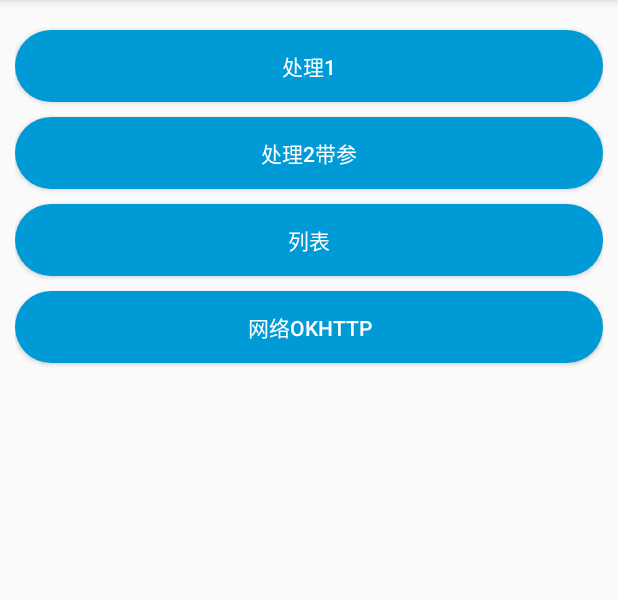
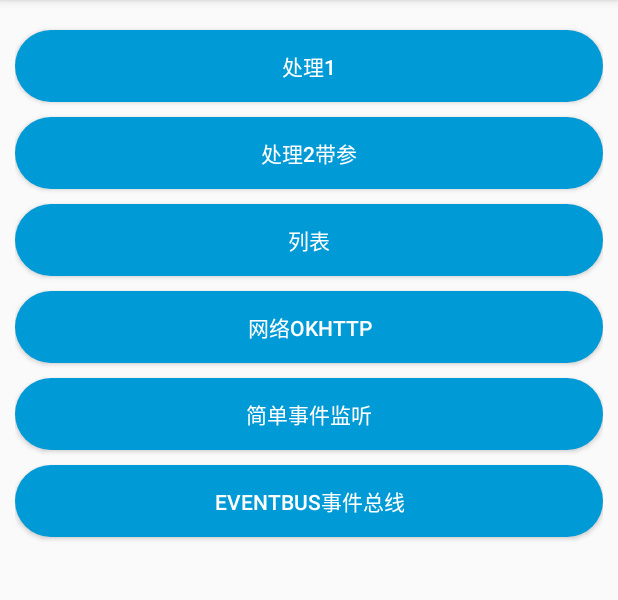
Before and after one commit to xiusan/MyApplication, an Android app: the screen it shows after launch (MainActivity), on a phone screen of 412 x 824 dp, the part 84-684 px from its top. Run offline under Robolectric (Android 15) with nearby library versions, the phone set to English and light mode, and no system bars.

Commit message:
添加事件支持

```diff
--- a/app/build.gradle
+++ b/app/build.gradle
@@ -28,7 +28,8 @@ android {
 dependencies {
     implementation fileTree(dir: 'libs', include: ['*.jar'])
     implementation 'com.android.support:appcompat-v7:28.+'
-    implementation 'com.android.support.constraint:constraint-layout:1.0.2'
+    implementation 'com.android.support:design:28.0.0'
+    implementation 'com.android.support.constraint:constraint-layout:1.1.3'
     androidTestImplementation 'com.android.support.test:runner:1.0.1'
     androidTestImplementation 'com.android.support.test.espresso:espresso-core:3.0.1'
     implementation 'junit:junit:4.12'
--- a/app/src/main/AndroidManifest.xml
+++ b/app/src/main/AndroidManifest.xml
@@ -71,6 +71,11 @@
         <activity
             android:name=".http.OkhttpActivity"
             android:label="@string/ok_http" />
+
+        <!-- 简单事件  -->
+        <activity
+            android:name=".event.EventSimpleActivity"
+            android:label="@string/event_simple" />
     </application>
 
 </manifest>
--- a/app/src/main/java/com/example/administrator/myapplication/MainActivity.java
+++ b/app/src/main/java/com/example/administrator/myapplication/MainActivity.java
@@ -6,6 +6,7 @@ import android.support.v7.app.AppCompatActivity;
 import android.view.View;
 import android.widget.Button;
 
+import com.example.administrator.myapplication.event.EventSimpleActivity;
 import com.example.administrator.myapplication.handler.HanderOneActivity;
 import com.example.administrator.myapplication.handler.HanderTwoActivity;
 import com.example.administrator.myapplication.list.ListViewActivity;
@@ -18,15 +19,10 @@ import com.example.administrator.myapplication.http.OkhttpActivity;
 public class MainActivity extends AppCompatActivity implements View.OnClickListener {
     //定义xml属性
     //activityHandlerOne(handler的基本处理)
-    private Button activityHandlerOne;
+    private Button activityHandlerOne,activityHandlerTwo,activityListView,activityOkhttp
+    ,activityEventSimple;
 
-    private Button activityHandlerTwo;
 
-    //进入列表button
-    private Button activityListView;
-
-    //进入列表okhttp
-    private Button activityOkhttp;
 
 
     @Override
@@ -53,6 +49,11 @@ public class MainActivity extends AppCompatActivity implements View.OnClickListe
         activityOkhttp = (Button) findViewById(R.id.btn_http_view);
         //这里必须添加应用事件
         activityOkhttp.setOnClickListener(this);
+
+        //简单事件
+        activityEventSimple = (Button) findViewById(R.id.btn_event_simple);
+        //这里必须添加应用事件
+        activityEventSimple.setOnClickListener(this);
     }
     @Override
     public void onClick(View v) {
@@ -73,6 +74,10 @@ public class MainActivity extends AppCompatActivity implements View.OnClickListe
             case R.id.btn_http_view:
             System.out.println("btn_http_view");
             startActivity(new Intent(this, OkhttpActivity.class));
+
+            case R.id.btn_event_simple:
+            System.out.println("btn_event_simple");
+            startActivity(new Intent(this, EventSimpleActivity.class));
             break;
 
         }
--- a/app/src/main/java/com/example/administrator/myapplication/io/Test.java
+++ b/app/src/main/java/com/example/administrator/myapplication/event/Test.java
@@ -1,4 +1,4 @@
-package com.example.administrator.myapplication.io;
+package com.example.administrator.myapplication.event;
 
 import okio.ByteString;
 
--- a/app/src/main/res/layout/activity_main.xml
+++ b/app/src/main/res/layout/activity_main.xml
@@ -41,4 +41,23 @@
         android:background="@drawable/button_bg"
         android:text="@string/ok_http"
         android:textColor="@android:color/white" />
+
+    <Button
+        android:id="@+id/btn_event_simple"
+        android:layout_width="match_parent"
+        android:layout_height="wrap_content"
+        android:layout_marginTop="10dp"
+        android:background="@drawable/button_bg"
+        android:text="@string/event_simple"
+        android:textColor="@android:color/white" />
+
+    <Button
+        android:id="@+id/btn_event_bus"
+        android:layout_width="match_parent"
+        android:layout_height="wrap_content"
+        android:layout_marginTop="10dp"
+        android:background="@drawable/button_bg"
+        android:text="@string/event_bus"
+        android:textColor="@android:color/white" />
+
 </LinearLayout>
--- /dev/null
+++ b/app/src/main/res/values/dimens.xml
@@ -0,0 +1,3 @@
+<resources>
+    <dimen name="fab_margin">16dp</dimen>
+</resources>
--- a/app/src/main/res/values/strings.xml
+++ b/app/src/main/res/values/strings.xml
@@ -25,5 +25,7 @@
     <string name="handler_twe">处理2带参</string>
     <string name="list_view">列表</string>
     <string name="ok_http">网络Okhttp</string>
+    <string name="event_simple">简单事件监听</string>
+    <string name="event_bus">eventbus事件总线</string>
 
 </resources>
```
Also changed, not shown: app/src/main/java/com/example/administrator/myapplication/event/EventSimpleActivity.java (added, +37 -0 lines), app/src/main/res/drawable/ic_add.xml (added, +9 -0 lines), app/src/main/res/layout/activity_event_simple.xml (added, +20 -0 lines), 1 other file.
